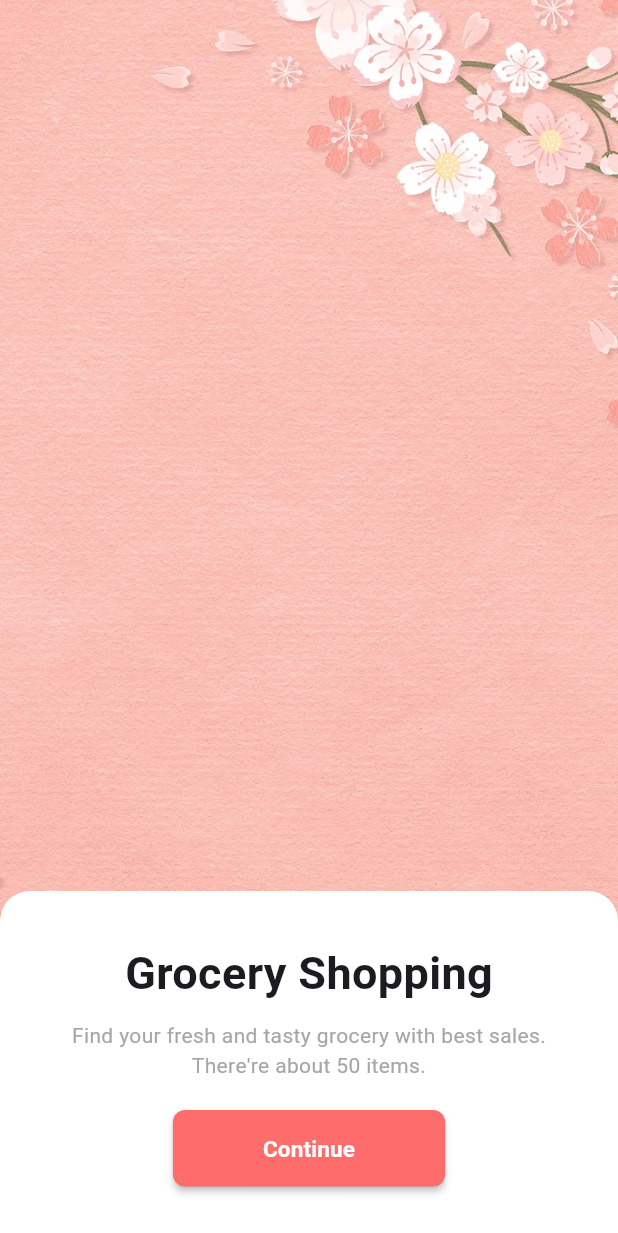
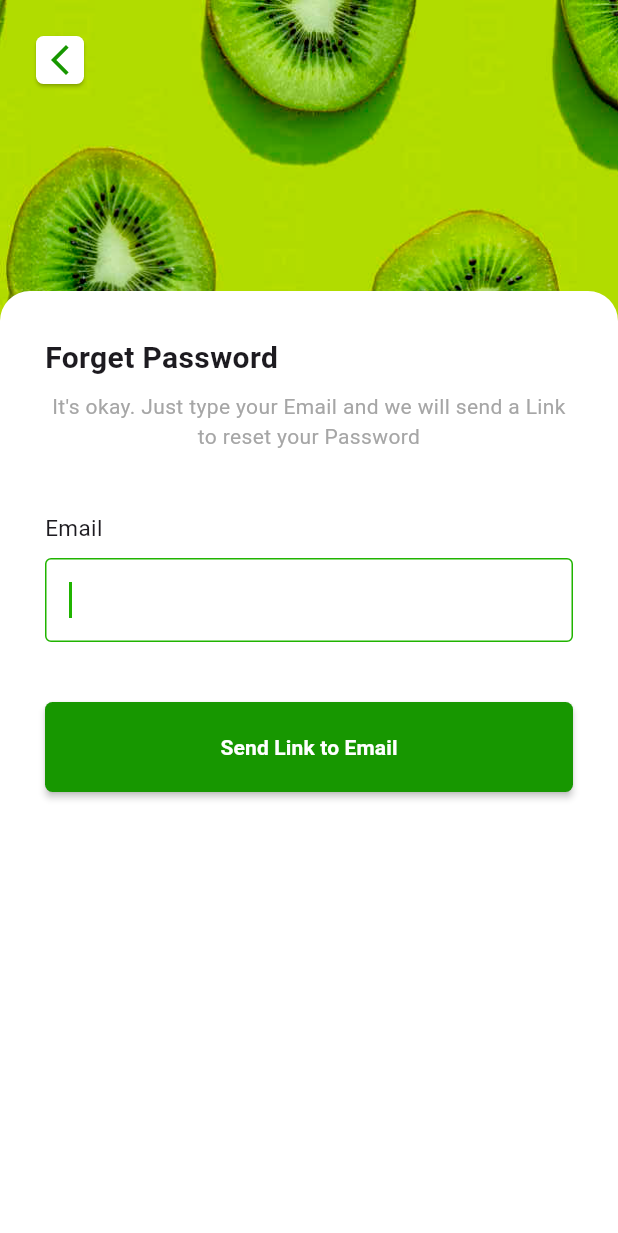
Before and after one commit to zoya-lala/grocery, a Flutter app: the screen it shows after launch, on a phone screen of 412 x 824 dp. Shown: the top 1233 px of the screen. Run offline on Flutter 3.47's test engine with Material 3 defaults, Android fonts, the light colour scheme and no system bars.

Commit message:
login and forget

```diff
--- /dev/null
+++ b/lib/components/textfield.dart
@@ -0,0 +1,50 @@
+import 'package:flutter/material.dart';
+import 'package:grocery_store/constants.dart';
+
+class Textfield extends StatelessWidget {
+  const Textfield({this.labelText, this.onChange, this.pwdText, this.icon});
+  final String? labelText;
+  final Function(String)? onChange;
+  final bool? pwdText;
+  final IconButton? icon;
+
+  @override
+  Widget build(BuildContext context) {
+    return Column(
+      crossAxisAlignment: CrossAxisAlignment.start,
+      children: [
+        Text(
+          labelText!,
+          style: TextStyle(
+            // color: kWhite,
+            // fontWeight: FontWeight.w700,
+            fontSize: 15.0,
+          ),
+        ),
+        SizedBox(
+          height: 10.0,
+        ),
+        TextField(
+          obscureText: pwdText!,
+          cursorColor: kLightGreen,
+          cursorErrorColor: kRed,
+          keyboardType: TextInputType.emailAddress,
+          autofocus: true,
+          decoration: InputDecoration(
+            border: OutlineInputBorder(
+                // borderSide: BorderSide(color: kLightGreen),
+                ),
+            focusedBorder: OutlineInputBorder(
+              borderSide: BorderSide(color: kLightGreen),
+            ),
+            errorBorder: OutlineInputBorder(
+              borderSide: BorderSide(color: kRed),
+            ),
+            suffixIcon: icon,
+          ),
+          onChanged: onChange,
+        ),
+      ],
+    );
+  }
+}
--- a/lib/constants.dart
+++ b/lib/constants.dart
@@ -10,4 +10,7 @@ const kMediumGrey = Color(0xffd2d2d2);
 const kLightGrey = Color(0xfff2f2f2);
 const kRed = Color(0xffd60202);
 const kLightRed = Color(0xffff6c6c);
+const kLightestRed = Color(0xffffe9e9);
+const kLightBlue = Color(0xffe4efff);
+
 const kWhite = Color(0xffffffff);
--- a/lib/main.dart
+++ b/lib/main.dart
@@ -1,5 +1,5 @@
 import 'package:flutter/material.dart';
-import 'package:grocery_store/screens/onboarding.dart';
+import 'package:grocery_store/screens/forgetPwd.dart';
 
 void main() {
   runApp(const MyApp());
@@ -12,7 +12,9 @@ class MyApp extends StatelessWidget {
   Widget build(BuildContext context) {
     return MaterialApp(
       color: Colors.black,
-      home: Onboarding(),
+      // home: Onboarding(),
+      // home: Login(),
+      home: ForgetPwd(),
     );
   }
 }
--- /dev/null
+++ b/lib/screens/forgetPwd.dart
@@ -0,0 +1,124 @@
+import 'package:flutter/material.dart';
+import 'package:grocery_store/components/textfield.dart';
+import 'package:grocery_store/constants.dart';
+
+class ForgetPwd extends StatefulWidget {
+  const ForgetPwd({super.key});
+
+  @override
+  State<ForgetPwd> createState() => _ForgetPwdState();
+}
+
+class _ForgetPwdState extends State<ForgetPwd> {
+  bool pwdEye = false;
+
+  @override
+  Widget build(BuildContext context) {
+    String email;
+    String pwd;
+
+    return Scaffold(
+      backgroundColor: Colors.black,
+      body: Stack(
+        children: [
+          Positioned.fill(
+            child: Image.asset(
+              'images/kiwi.jpg',
+              fit: BoxFit.cover,
+            ),
+          ),
+          Positioned(
+            child: SizedBox(
+              height: 40.0,
+              width: 40.0,
+              child: Card(
+                shape: RoundedRectangleBorder(
+                  borderRadius: BorderRadius.circular(5.0),
+                ),
+                color: kWhite,
+                child: Icon(
+                  Icons.arrow_back_ios_new,
+                  color: kDarkGreen,
+                ),
+              ),
+            ),
+            top: 20.0,
+            left: 20.0,
+          ),
+          Positioned(
+            bottom: 0,
+            // left: 0,
+            // right: 0,
+            child: Container(
+              width: MediaQuery.of(context).size.width,
+              // alignment: Alignment.bottomCenter,
+              decoration: BoxDecoration(
+                borderRadius: BorderRadius.vertical(
+                  top: Radius.circular(20.0),
+                ),
+                color: Colors.white,
+              ),
+              height: 630.0,
+              // width: 200,
+              child: Padding(
+                padding: const EdgeInsets.all(30.0),
+                child: Column(
+                  crossAxisAlignment: CrossAxisAlignment.start,
+                  // mainAxisAlignment: MainAxisAlignment.center,
+                  children: [
+                    Text(
+                      'Forget Password',
+                      textAlign: TextAlign.left,
+                      style: TextStyle(
+                        fontWeight: FontWeight.w700,
+                        fontSize: 20,
+                      ),
+                    ),
+                    SizedBox(
+                      height: 8.0,
+                    ),
+                    Text(
+                      'It\'s okay. Just type your Email and we will send a Link to reset your Password',
+                      textAlign: TextAlign.center,
+                      style: TextStyle(
+                        color: kDarkGrey,
+                      ),
+                    ),
+                    SizedBox(
+                      height: 40.0,
+                    ),
+                    Textfield(
+                      pwdText: false,
+                      labelText: 'Email',
+                      onChange: (value) {
+                        email = value;
+                      },
+                    ),
+                    SizedBox(
+                      height: 40.0,
+                    ),
+                    MaterialButton(
+                      minWidth: double.infinity,
+                      padding: EdgeInsets.all(20.0),
+                      color: kDarkGreen,
+                      textColor: kWhite,
+                      shape: RoundedRectangleBorder(
+                          borderRadius: BorderRadius.circular(5.0)),
+                      onPressed: () {},
+                      child: Text(
+                        'Send Link to Email',
+                        style: TextStyle(
+                          fontWeight: FontWeight.w700,
+                        ),
+                      ),
+                    ),
+                  ],
+                ),
+              ),
+            ),
+          ),
+        ],
+      ),
+    );
+  }
+}
--- a/pubspec.yaml
+++ b/pubspec.yaml
@@ -61,7 +61,7 @@ flutter:
 
   # To add assets to your application, add an assets section, like this:
   assets:
-    - images/on.png
+    - images/
   #   - images/a_dot_ham.jpeg
 
   # An image asset can refer to one or more resolution-specific "variants", see
```
Also changed, not shown: lib/screens/login.dart (+250 -0 lines), images/fb.png (added), images/google.png (added), images/kiwi.jpg (added).
